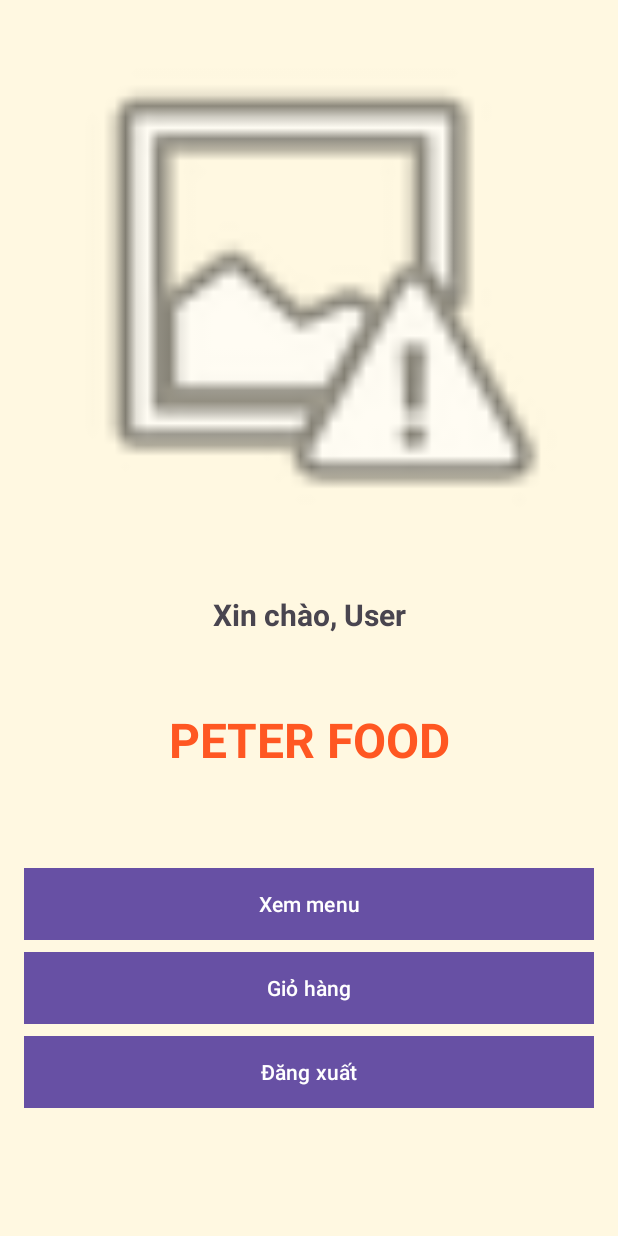
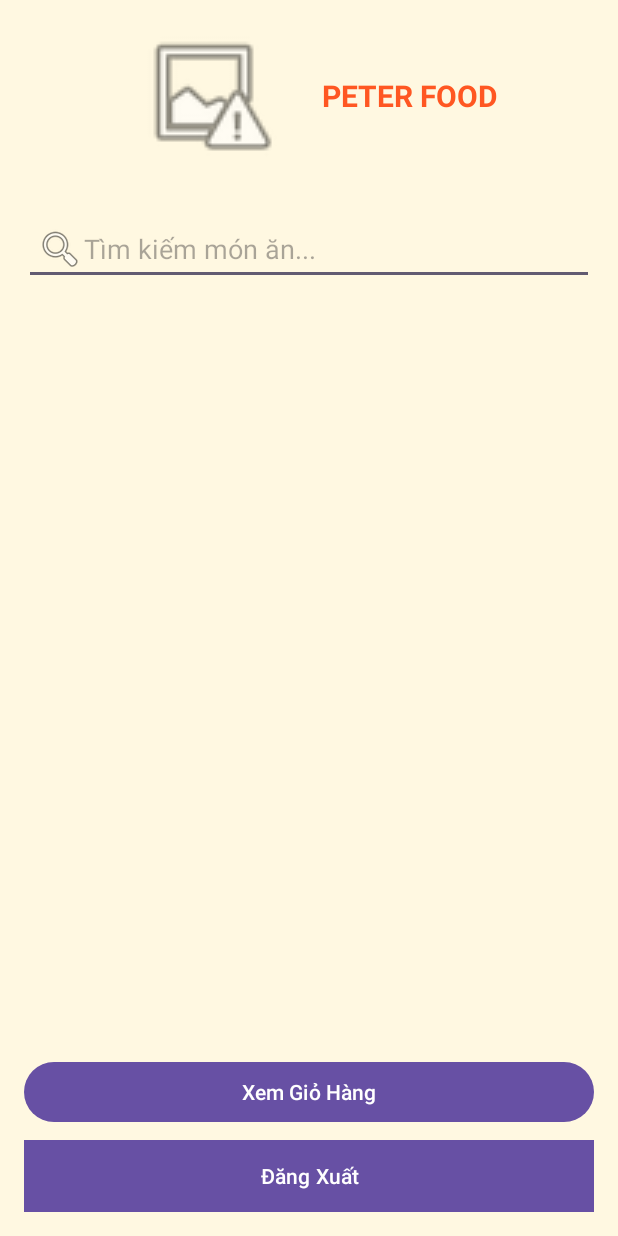
Before and after one commit to Thanh-Vui-Minx/Andoird, an Android app: the screen it shows after launch once a user with an empty profile is signed in (HomeActivity before the commit, MenuActivity after it), on a phone screen of 412 x 824 dp. Run offline under Robolectric (Android 15) with nearby library versions, the phone set to English and light mode, and no system bars; our stand-ins replace Firebase (no records; nobody signed in at launch, a user with empty details on screens opened directly); pictures from the network do not load.

Commit message:
update project

```diff
--- a/app/src/main/AndroidManifest.xml
+++ b/app/src/main/AndroidManifest.xml
@@ -21,7 +21,6 @@
             </intent-filter>
         </activity>
         <activity android:name=".SignupActivity" />
-        <activity android:name=".HomeActivity" />
         <activity android:name=".MenuActivity" />
         <activity android:name=".CartActivity" />
         <activity android:name=".PaymentActivity" />
--- a/app/src/main/java/com/example/peterfood/HomeActivity.java
+++ /dev/null
@@ -1,111 +0,0 @@
-package com.example.peterfood;
-
-import android.content.Intent;
-import android.os.Bundle;
-import android.util.Log;
-import android.view.View;
-import android.widget.Button;
-import android.widget.TextView;
-import android.widget.Toast;
-import androidx.appcompat.app.AppCompatActivity;
-import com.google.firebase.auth.FirebaseAuth;
-import com.google.firebase.auth.FirebaseUser;
-import com.google.firebase.firestore.FirebaseFirestore;
-
-public class HomeActivity extends BaseActivity {
-
-    private static final String TAG = "HomeActivity";
-    private TextView tvWelcome;
-    private FirebaseAuth mAuth;
-    private FirebaseFirestore db;
-
-    @Override
-    protected void onCreate(Bundle savedInstanceState) {
-        super.onCreate(savedInstanceState);
-        setContentView(R.layout.activity_home);
-        loadLogo(); // Tải logo từ BaseActivity
-
-        tvWelcome = findViewById(R.id.tvWelcome);
-        mAuth = FirebaseAuth.getInstance();
-        db = FirebaseFirestore.getInstance();
-
-        // Khởi tạo nút Xem giỏ hàng
-        Button btnCart = findViewById(R.id.btnCart);
-        if (btnCart == null) {
-            Log.e(TAG, "Button btnCart is null");
-            Toast.makeText(this, "Lỗi: Không tìm thấy nút Xem giỏ hàng", Toast.LENGTH_SHORT).show();
-        } else {
-            btnCart.setOnClickListener(v -> {
-                Log.d(TAG, "Button Xem giỏ hàng clicked");
-                Intent intent = new Intent(HomeActivity.this, CartActivity.class);
-                startActivity(intent);
-            });
-        }
-
-        // Lấy username từ SharedPreferences
-        String username = getSharedPreferences("UserPrefs", MODE_PRIVATE)
-                .getString("username", null);
-
-        if (username != null && !username.isEmpty()) {
-            tvWelcome.setText("Xin chào, " + username);
-            Log.d(TAG, "Hiển thị username từ SharedPreferences: " + username);
-        } else {
-            Log.w(TAG, "No username found in SharedPreferences, fetching from Firestore");
-            // Lấy username từ Firestore
-            FirebaseUser user = mAuth.getCurrentUser();
-            if (user != null) {
-                db.collection("users").document(user.getUid())
-                        .get()
-                        .addOnSuccessListener(documentSnapshot -> {
-                            String displayUsername = documentSnapshot.getString("username");
-                            if (displayUsername != null && !displayUsername.isEmpty()) {
-                                tvWelcome.setText("Xin chào, " + displayUsername);
-                                // Lưu lại vào SharedPreferences
-                                getSharedPreferences("UserPrefs", MODE_PRIVATE)
-                                        .edit()
-                                        .putString("username", displayUsername)
-                                        .apply();
-                                Log.d(TAG, "Hiển thị username từ Firestore: " + displayUsername);
-                            } else {
-                                tvWelcome.setText("Xin chào, User");
-                                Log.w(TAG, "No username found in Firestore for user: " + user.getUid());
-                            }
-                        })
-                        .addOnFailureListener(e -> {
-                            tvWelcome.setText("Xin chào, User");
-                            Log.e(TAG, "Lỗi lấy username từ Firestore: " + e.getMessage(), e);
-                        });
-            } else {
-                tvWelcome.setText("Xin chào, User");
-                Log.e(TAG, "No user logged in");
-            }
-        }
-
-        // Xử lý nút chuyển sang MenuActivity
-        Button btnMenu = findViewById(R.id.btnMenu);
-        if (btnMenu == null) {
-            Log.e(TAG, "Button btnMenu is null");
-            Toast.makeText(this, "Lỗi: Không tìm thấy nút Menu", Toast.LENGTH_SHORT).show();
-        } else {
-            btnMenu.setOnClickListener(v -> {
-                Log.d(TAG, "Button Menu clicked");
-                Intent intent = new Intent(HomeActivity.this, MenuActivity.class);
-                startActivity(intent);
-            });
-        }
-    }
-
-    // Xử lý nút đăng xuất
-    public void onLogoutClick(View view) {
-        Log.d(TAG, "Button Đăng xuất clicked");
-        mAuth.signOut();
-        getSharedPreferences("UserPrefs", MODE_PRIVATE)
-                .edit()
-                .clear()
-                .apply();
-        Intent intent = new Intent(HomeActivity.this, MainActivity.class);
-        startActivity(intent);
-        finish();
-        Toast.makeText(this, "Đã đăng xuất", Toast.LENGTH_SHORT).show();
-    }
-}
--- a/app/src/main/java/com/example/peterfood/MainActivity.java
+++ b/app/src/main/java/com/example/peterfood/MainActivity.java
@@ -138,7 +138,7 @@ public class MainActivity extends AppCompatActivity {
     }
 
     private void startHomeActivity() {
-        Intent intent = new Intent(MainActivity.this, HomeActivity.class);
+        Intent intent = new Intent(MainActivity.this, MenuActivity.class);
         startActivity(intent);
         finish();
     }
--- a/app/src/main/java/com/example/peterfood/MenuActivity.java
+++ b/app/src/main/java/com/example/peterfood/MenuActivity.java
@@ -4,8 +4,12 @@ import android.app.AlertDialog;
 import android.app.Dialog;
 import android.content.Intent;
 import android.os.Bundle;
+import android.text.Editable;
+import android.text.TextWatcher;
 import android.util.Log;
 import android.view.View;
+import android.view.ViewGroup;
+import android.view.Window;
 import android.widget.Button;
 import android.widget.EditText;
 import android.widget.ImageView;
@@ -15,6 +19,7 @@ import androidx.recyclerview.widget.LinearLayoutManager;
 import androidx.recyclerview.widget.RecyclerView;
 import com.bumptech.glide.Glide;
 import com.bumptech.glide.load.engine.DiskCacheStrategy;
+import com.google.firebase.auth.FirebaseAuth;
 import com.google.firebase.firestore.FirebaseFirestore;
 import com.google.firebase.firestore.DocumentSnapshot;
 import java.util.ArrayList;
@@ -28,8 +33,11 @@ public class MenuActivity extends BaseActivity {
     private RecyclerView rvMenu;
     private MenuAdapter adapter;
     private List<FoodItem> foodList;
+    private List<FoodItem> filteredFoodList;
     private FirebaseFirestore db;
+    private FirebaseAuth mAuth;
     private String role;
+    private EditText etSearch;
 
     @Override
     protected void onCreate(Bundle savedInstanceState) {
@@ -41,11 +49,12 @@ public class MenuActivity extends BaseActivity {
         loadLogo();
 
         rvMenu = findViewById(R.id.rvMenu);
-        Button btnBack = findViewById(R.id.btnBackToMain);
+        Button btnLogout = findViewById(R.id.btnLogout);
         Button btnGoToCart = findViewById(R.id.btnGoToCart);
         Button btnAddFood = findViewById(R.id.btnAddFood);
+        etSearch = findViewById(R.id.etSearch);
 
-        if (rvMenu == null || btnBack == null || btnGoToCart == null || btnAddFood == null) {
+        if (rvMenu == null || btnLogout == null || btnGoToCart == null || btnAddFood == null || etSearch == null) {
             Toast.makeText(this, "Lỗi: Không tìm thấy view", Toast.LENGTH_LONG).show();
             Log.e(TAG, "Một hoặc nhiều view bị null");
             finish();
@@ -53,8 +62,10 @@ public class MenuActivity extends BaseActivity {
         }
 
         db = FirebaseFirestore.getInstance();
+        mAuth = FirebaseAuth.getInstance();
         foodList = new ArrayList<>();
-        adapter = new MenuAdapter(foodList, this, item -> showFoodDetailDialog(item));
+        filteredFoodList = new ArrayList<>();
+        adapter = new MenuAdapter(filteredFoodList, this, item -> showFoodDetailDialog(item));
         rvMenu.setLayoutManager(new LinearLayoutManager(this));
         rvMenu.setAdapter(adapter);
 
@@ -68,17 +79,66 @@ public class MenuActivity extends BaseActivity {
             btnAddFood.setVisibility(View.VISIBLE);
         }
 
+        // Thêm TextWatcher cho ô tìm kiếm
+        etSearch.addTextChangedListener(new TextWatcher() {
+            @Override
+            public void beforeTextChanged(CharSequence s, int start, int count, int after) {}
+
+            @Override
+            public void onTextChanged(CharSequence s, int start, int before, int count) {}
+
+            @Override
+            public void afterTextChanged(Editable s) {
+                filterFoodList(s.toString());
+            }
+        });
+
         loadFoodList();
 
-        btnBack.setOnClickListener(v -> finish());
+        btnLogout.setOnClickListener(v -> {
+            Log.d(TAG, "Button Đăng xuất clicked");
+            // Đăng xuất khỏi Firebase
+            mAuth.signOut();
+            // Xóa SharedPreferences
+            getSharedPreferences("UserPrefs", MODE_PRIVATE)
+                    .edit()
+                    .clear()
+                    .apply();
+            // Chuyển về MainActivity
+            Intent intent = new Intent(MenuActivity.this, MainActivity.class);
+            startActivity(intent);
+            finish();
+            Toast.makeText(this, "Đã đăng xuất", Toast.LENGTH_SHORT).show();
+        });
+
         btnGoToCart.setOnClickListener(v -> startActivity(new Intent(MenuActivity.this, CartActivity.class)));
         btnAddFood.setOnClickListener(v -> showAddFoodDialog());
+    }
+
+    private void filterFoodList(String query) {
+        filteredFoodList.clear();
+        if (query.isEmpty()) {
+            filteredFoodList.addAll(foodList);
+        } else {
+            for (FoodItem item : foodList) {
+                if (item.getName().toLowerCase().contains(query.toLowerCase())) {
+                    filteredFoodList.add(item);
+                }
+            }
+        }
+        adapter.notifyDataSetChanged();
+        if (filteredFoodList.isEmpty() && !query.isEmpty()) {
+            Toast.makeText(this, "Không tìm thấy món ăn nào", Toast.LENGTH_SHORT).show();
+        }
     }
 
     private void showFoodDetailDialog(FoodItem item) {
         Dialog dialog = new Dialog(this);
         dialog.setContentView(R.layout.dialog_food_details);
-
+        Window window = dialog.getWindow();
+        if (window != null) {
+            window.setLayout(ViewGroup.LayoutParams.MATCH_PARENT, ViewGroup.LayoutParams.WRAP_CONTENT);
+        }
         ImageView ivImage = dialog.findViewById(R.id.ivFoodImage);
         TextView tvName = dialog.findViewById(R.id.tvFoodName);
         TextView tvDescription = dialog.findViewById(R.id.tvFoodDescription);
@@ -154,7 +214,10 @@ public class MenuActivity extends BaseActivity {
     private void showAddFoodDialog() {
         Dialog dialog = new Dialog(this);
         dialog.setContentView(R.layout.dialog_add_food);
-
+        Window window = dialog.getWindow();
+        if (window != null) {
+            window.setLayout(ViewGroup.LayoutParams.MATCH_PARENT, ViewGroup.LayoutParams.WRAP_CONTENT);
+        }
         EditText etFoodName = dialog.findViewById(R.id.etFoodName);
         EditText etFoodDescription = dialog.findViewById(R.id.etFoodDescription);
         EditText etFoodPrice = dialog.findViewById(R.id.etFoodPrice);
@@ -317,6 +380,7 @@ public class MenuActivity extends BaseActivity {
                 .get()
                 .addOnSuccessListener(queryDocumentSnapshots -> {
                     foodList.clear();
+                    filteredFoodList.clear();
                     for (DocumentSnapshot doc : queryDocumentSnapshots) {
                         try {
                             String name = doc.getString("name");
@@ -337,13 +401,14 @@ public class MenuActivity extends BaseActivity {
                                         salePrice != null ? salePrice.intValue() : null
                                 );
                                 foodList.add(item);
+                                filteredFoodList.add(item);
                             }
                         } catch (Exception e) {
                             Log.e(TAG, "Error parsing document: " + e.getMessage(), e);
                         }
                     }
                     adapter.notifyDataSetChanged();
-                    if (foodList.isEmpty()) {
+                    if (filteredFoodList.isEmpty()) {
                         Toast.makeText(this, "Không có món ăn nào để hiển thị", Toast.LENGTH_SHORT).show();
                     }
                 })
--- a/app/src/main/res/layout/activity_home.xml
+++ /dev/null
@@ -1,68 +0,0 @@
-<?xml version="1.0" encoding="utf-8"?>
-<LinearLayout xmlns:android="http://schemas.android.com/apk/res/android"
-    android:layout_width="match_parent"
-    android:layout_height="match_parent"
-    android:orientation="vertical"
-    android:padding="16dp"
-    android:background="#FFF8E1">
-
-    <ImageView
-        android:id="@+id/ivLogo"
-        android:layout_width="376dp"
-        android:layout_height="350dp"
-        android:layout_marginBottom="30dp" />
-    <TextView
-        android:id="@+id/tvWelcome"
-        android:layout_width="match_parent"
-        android:layout_height="wrap_content"
-        android:text="Xin chào"
-        android:textSize="20sp"
-        android:textStyle="bold"
-        android:fontFamily="sans-serif"
-        android:gravity="center"
-        android:layout_marginBottom="16dp" />
-
-    <TextView
-        android:layout_width="match_parent"
-        android:layout_height="wrap_content"
-        android:text="PETER FOOD"
-        android:textSize="32sp"
-        android:textStyle="bold"
-        android:textColor="#FF5722"
-        android:textAlignment="center"
-        android:layout_marginTop="32dp"
-        android:layout_marginBottom="64dp" />
-    <Button
-        android:id="@+id/btnMenu"
-        android:layout_width="match_parent"
-        android:layout_height="wrap_content"
-        android:text="Xem menu"
-        android:background="#4CAF50"
-        android:textColor="#FFFFFF"
-        android:layout_marginBottom="8dp"
-        android:enabled="true"
-        android:clickable="true" />
-
-    <Button
-        android:id="@+id/btnCart"
-        android:layout_width="match_parent"
-        android:layout_height="wrap_content"
-        android:text="Giỏ hàng"
-        android:background="#2196F3"
-        android:textColor="#FFFFFF"
-        android:layout_marginBottom="8dp"
-        android:enabled="true"
-        android:clickable="true" />
-
-    <Button
-        android:id="@+id/btnLogout"
-        android:layout_width="match_parent"
-        android:layout_height="wrap_content"
-        android:text="Đăng xuất"
-        android:onClick="onLogoutClick"
-        android:background="#FF5722"
-        android:textColor="#FFFFFF"
-        android:enabled="true"
-        android:clickable="true" />
-
-</LinearLayout>
--- a/app/src/main/res/layout/activity_menu.xml
+++ b/app/src/main/res/layout/activity_menu.xml
@@ -6,22 +6,40 @@
     android:padding="16dp"
     android:background="#FFF8E1">
 
+
+    <LinearLayout
+        android:layout_width="match_parent"
+        android:layout_height="wrap_content"
+        android:orientation="horizontal"
+        android:gravity="center"
+        android:layout_marginBottom="30dp">
+
         <ImageView
             android:id="@+id/ivLogo"
-        android:layout_width="376dp"
-        android:layout_height="350dp"
-        android:layout_marginBottom="30dp" />
+            android:layout_width="120dp"
+            android:layout_height="96dp"
+            android:layout_marginEnd="16dp"
+            android:scaleType="fitCenter" />
 
         <TextView
-        android:layout_width="match_parent"
+            android:layout_width="wrap_content"
             android:layout_height="wrap_content"
-        android:layout_marginTop="32dp"
-        android:layout_marginBottom="64dp"
             android:text="PETER FOOD"
             android:textAlignment="center"
             android:textColor="#FF5722"
-        android:textSize="32sp"
+            android:textSize="20sp"
             android:textStyle="bold" />
+
+    </LinearLayout>
+    <EditText
+        android:id="@+id/etSearch"
+        android:layout_width="match_parent"
+        android:layout_height="wrap_content"
+        android:hint="Tìm kiếm món ăn..."
+        android:inputType="text"
+        android:drawableStart="@android:drawable/ic_menu_search"
+        android:padding="8dp"
+        android:layout_marginBottom="16dp" />
 
     <androidx.recyclerview.widget.RecyclerView
         android:id="@+id/rvMenu"
@@ -36,19 +54,19 @@
         android:text="Thêm Món Ăn"
         android:layout_marginTop="8dp" />
     <Button
-        android:id="@+id/btnBackToMain"
+        android:id="@+id/btnGoToCart"
         android:layout_width="match_parent"
         android:layout_height="wrap_content"
-        android:text="Quay lại"
+        android:text="Xem Giỏ Hàng"
+        android:layout_marginTop="8dp" />
+    <Button
+        android:id="@+id/btnLogout"
+        android:layout_width="match_parent"
+        android:layout_height="wrap_content"
+        android:text="Đăng Xuất"
         android:background="#9E9E9E"
         android:textColor="#FFFFFF"
         android:layout_marginTop="8dp"
         android:enabled="true"
         android:clickable="true" />
-    <Button
-        android:id="@+id/btnGoToCart"
-        android:layout_width="match_parent"
-        android:layout_height="wrap_content"
-        android:text="Xem Giỏ Hàng"
-        android:layout_marginTop="8dp" />
 </LinearLayout>
```
Also changed, not shown: app/src/main/res/layout/activity_cart.xml (+21 -13 lines), app/src/main/res/layout/dialog_food_details.xml (+24 -17 lines). Lines whose indentation alone changed are shown as unchanged.
